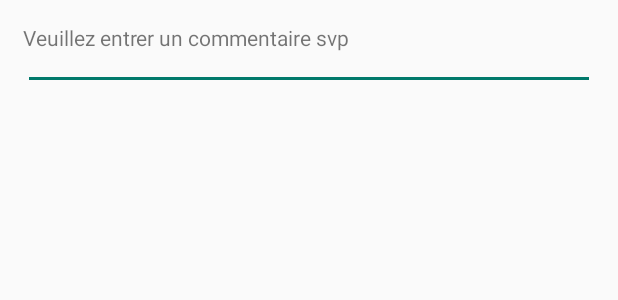
After one commit to hack-shini/MemorizeMood, an Android app: the layout alert_dialog_comment_main.xml on its own in the app's theme, with its tools: preview values and no code run, on a phone screen of 412 x 824 dp. The commit adds this screen. Shown: the top 300 px of the screen. Run offline under Robolectric (Android 15) with nearby library versions, the phone set to English and light mode, and no system bars.

Commit message:
Création xml alertdialog pour la saisie d'un commentaire pour justifier son humeur

```diff
--- a/app/src/main/AndroidManifest.xml
+++ b/app/src/main/AndroidManifest.xml
@@ -9,7 +9,7 @@
         android:roundIcon="@mipmap/ic_launcher_round"
         android:supportsRtl="true"
         android:theme="@style/AppTheme">
-        <activity android:name=".MainActivity">
+        <activity android:name=".Controller.MainActivity">
             <intent-filter>
                 <action android:name="android.intent.action.MAIN" />
 
--- /dev/null
+++ b/app/src/main/res/layout/alert_dialog_comment_main.xml
@@ -0,0 +1,19 @@
+<?xml version="1.0" encoding="utf-8"?>
+<RelativeLayout xmlns:android="http://schemas.android.com/apk/res/android"
+    android:layout_width="fill_parent"
+    android:layout_height="fill_parent"
+    android:padding="15dp">
+
+    <TextView
+        android:id="@+id/chose_comment_textView"
+        android:layout_width="wrap_content"
+        android:layout_height="wrap_content"
+        android:text="@string/veuillez_entrer_un_commentaire_svp" />
+
+    <EditText
+        android:id="@+id/chose_comment_editText"
+        android:layout_width="fill_parent"
+        android:layout_height="wrap_content"
+        android:paddingBottom="10dp"
+        android:inputType="" />
+</RelativeLayout>
--- a/app/src/main/res/values/strings.xml
+++ b/app/src/main/res/values/strings.xml
@@ -1,4 +1,9 @@
 <resources>
     <string name="app_name">MemorizeMood</string>
     <string name="smiley_sad"></string>
+    <string name="smiley_happy"></string>
+    <string name="ic_history_black"></string>
+    <string name="ic_comment_black"></string>
+    <string name="ic_note_add_black"></string>
+    <string name="veuillez_entrer_un_commentaire_svp">Veuillez entrer un commentaire svp</string>
 </resources>
--- a/build.gradle
+++ b/build.gradle
@@ -7,7 +7,7 @@ buildscript {
 
     }
     dependencies {
-        classpath 'com.android.tools.build:gradle:3.3.0'
+        classpath 'com.android.tools.build:gradle:3.3.1'
 
         // NOTE: Do not place your application dependencies here; they belong
         // in the individual module build.gradle files
```
Also changed, not shown: app/src/main/java/com/example/memorizemood/Controller/MainActivity.java (renamed from app/src/main/java/com/example/memorizemood/MainActivity.java, +7 -1 lines), app/src/main/res/layout/activity_main.xml (+27 -5 lines).
